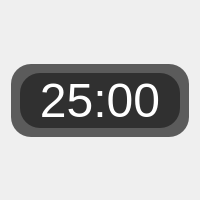
Above: src/ui/floatingtimerwindow.ui from TiagoSBO/qt-pomodoro-timer before the change. Below: the same form after it.
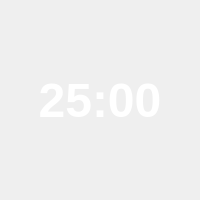
That is the form after the change.

Commit message: Feat: Now the floating window is sync with the main window.

The edit to the form file:
```diff
--- a/src/ui/floatingtimerwindow.ui
+++ b/src/ui/floatingtimerwindow.ui
@@ -29,15 +29,15 @@
    </item>
    <item>
     <widget class="QFrame" name="backgroundFrame">
-     <property name="styleSheet">
-      <string notr="true">
-        background-color: rgba(30, 30, 30, 180);
-        border-radius: 20px;
-      </string>
-     </property>
      <layout class="QVBoxLayout" name="frameLayout">
       <item>
        <widget class="QLabel" name="labelTimer">
+        <property name="font">
+         <font>
+          <pointsize>-1</pointsize>
+          <bold>true</bold>
+         </font>
+        </property>
         <property name="cursor">
          <cursorShape>PointingHandCursor</cursorShape>
         </property>
```
Left out of the diff: 6 changed lines with no effect on the pictures. The commit also changes 4 other files.
